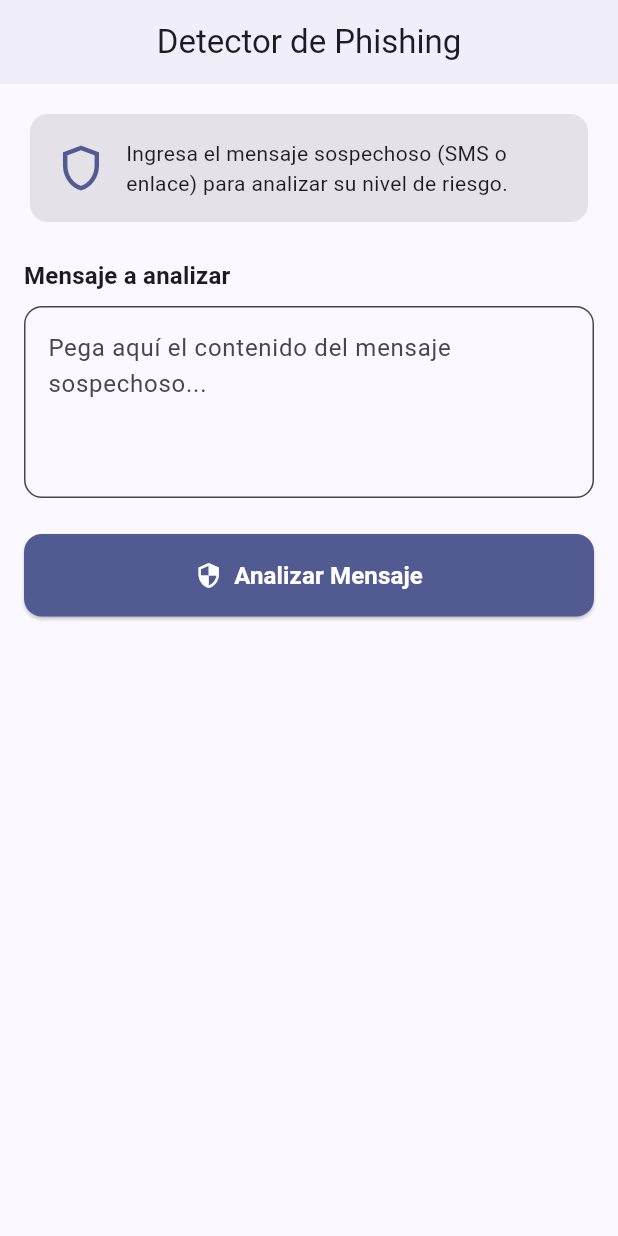
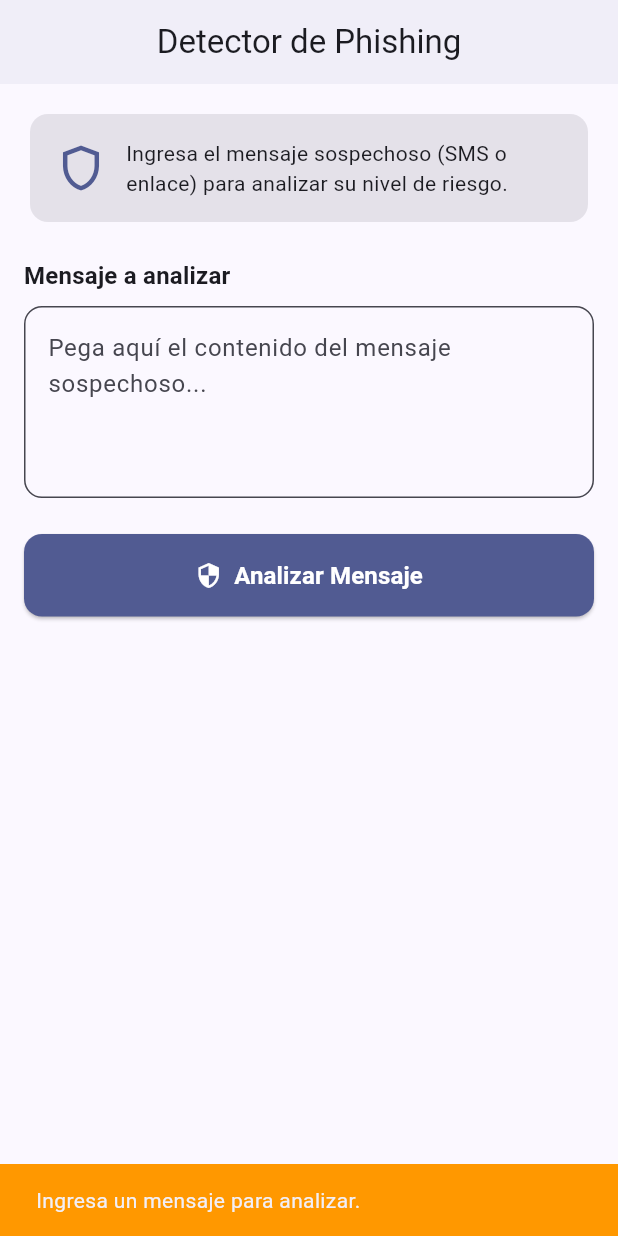
Before and after one commit to JhonRainbow6/phishing_agent_app, a Flutter app: the screen it shows after launch, after a tap on "Analizar Mensaje", on a phone screen of 412 x 824 dp. Run offline on Flutter 3.47's test engine with Material 3 defaults, Android fonts, the light colour scheme and no system bars.

Commit message:
feat/ integracion de api_service a la IU para analisis

```diff
--- a/lib/api_service.dart
+++ b/lib/api_service.dart
@@ -2,7 +2,7 @@ import 'dart:convert';
 import 'package:http/http.dart' as http;
 
 class ApiService {
-  static const String _webhookUrl = 'https://n8n-myxz.srv1923337.hstgr.cloud/webhook/phishing-analysis';
+  static const String _webhookUrl = 'https://n8n-myxz.srv1923337.hstgr.cloud/webhook-test/phishing-analysis';
 
   static Future<String> analyzeText(String message) async {
     try {
--- a/lib/main.dart
+++ b/lib/main.dart
@@ -1,4 +1,5 @@
 import 'package:flutter/material.dart';
+import 'api_service.dart';
 
 void main() {
   runApp(const PhishingAgentApp());
@@ -42,28 +43,41 @@ class _AnalysisScreenState extends State<AnalysisScreen> {
     super.dispose();
   }
 
-  void _analyzeMessage() {
-    // simulación para probar estados
-    if (_textController.text.trim().isEmpty) return;
+  Future<void> _analyzeMessage() async {
+    final message = _textController.text.trim();
+    if (message.isEmpty) {
+      ScaffoldMessenger.of(context).showSnackBar(
+        const SnackBar(
+          content: Text('Ingresa un mensaje para analizar.'),
+          backgroundColor: Colors.orange,
+        ),
+      );
+      return;
+    }
 
     setState(() {
       _isLoading = true;
       _analysisResult = null;
     });
 
-    // simulacion de carga de respuesta
-    Future.delayed(const Duration(seconds: 2), () {
+    try {
+      final result = await ApiService.analyzeText(message);
       if (!mounted) return;
       setState(() {
-        _isLoading = false;
-        _analysisResult =
-            '**Reporte de Análisis**\n\n'
-            '• **Nivel de Riesgo:** Alto\n'
-            '• **Tipo detectado:** Posible intento de Smishing / Phishing\n'
-            '• **Detalles:** Se detectó un enlace con estructura sospechosa y lenguaje de urgencia solicitando credenciales.\n'
-            '• **Recomendación:** No abrir el enlace ni ingresar ningún dato confidencial.';
+        _analysisResult = result;
       });
-    });
+    } catch (e) {
+      if (!mounted) return;
+      setState(() {
+        _analysisResult = 'Error inesperado al procesar el análisis.';
+      });
+    } finally {
+      if (mounted) {
+        setState(() {
+          _isLoading = false;
+        });
+      }
+    }
   }
 
   @override
```
